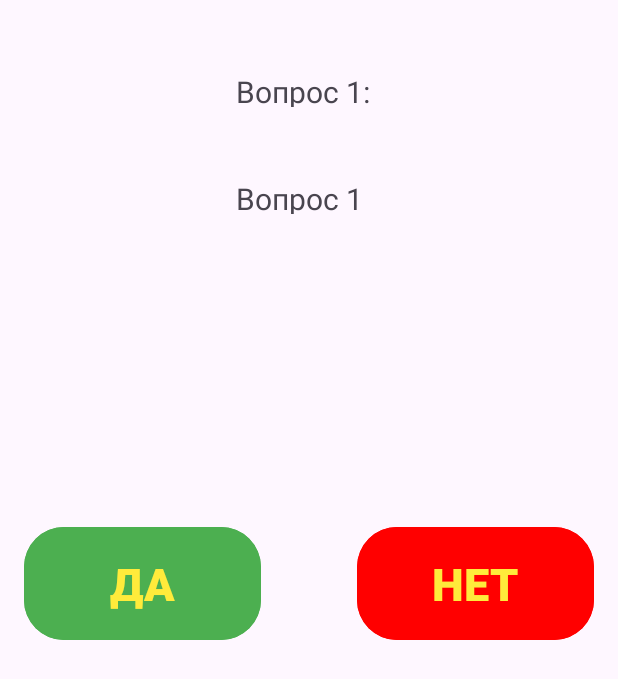
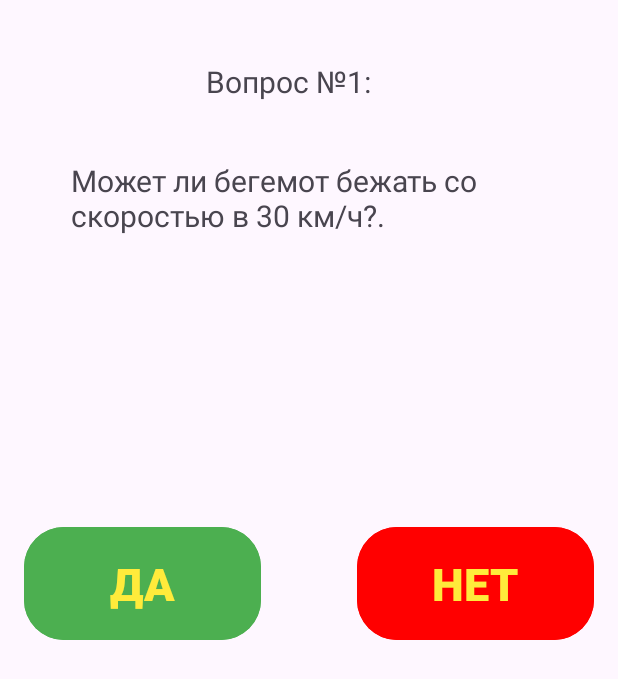
Before and after one commit to Trebulkins/Lab4_Mobile, an Android app: the screen it shows after launch (MainActivity), on a phone screen of 412 x 824 dp. Shown: the top 679 px of the screen. Run offline under Robolectric (Android 15) with nearby library versions, the phone set to English and light mode, and no system bars.

Commit message:
it works!

```diff
--- a/app/src/main/java/com/example/lab4_mobile/MainActivity.kt
+++ b/app/src/main/java/com/example/lab4_mobile/MainActivity.kt
@@ -22,38 +22,84 @@ class MainActivity : AppCompatActivity() {
             v.setPadding(systemBars.left, systemBars.top, systemBars.right, systemBars.bottom)
             insets
         }
-        val questions = listOf("Вопрос 1", "Вопрос 2", "ВОПРОС 3!")
+        val questions = listOf(
+            "Может ли бегемот бежать со скоростью в 30 км/ч?.",
+            "Вопрос 2",
+            "ВОПРОС 3!"
+        )
+        val answers = listOf(
+            true,
+            false,
+            false
+        )
+
         val yesb = findViewById<Button>(R.id.YESbutton)
         val nob = findViewById<Button>(R.id.NObutton)
         val nextb = findViewById<Button>(R.id.NEXTbutton)
         val que = findViewById<TextView>(R.id.Question)
+        val queN = findViewById<TextView>(R.id.TextNum)
+        val restart = findViewById<TextView>(R.id.RESTARTbutton)
+        val resultscr = findViewById<TextView>(R.id.ResultScreen)
 
         var i = 0
+        var score = 0
+
 
         nextb.visibility = View.INVISIBLE
+        restart.visibility = View.INVISIBLE
+        resultscr.visibility = View.INVISIBLE
         que.text = questions[i]
+        queN.text = "Вопрос №${i + 1}:"
         yesb.setOnClickListener {
-            Toast.makeText(this, "АГА!", Toast.LENGTH_SHORT).show()
+            if (answers[i]){
+                score++
+            }
             nextb.visibility = View.VISIBLE
             yesb.visibility = View.INVISIBLE
             nob.visibility = View.INVISIBLE
         }
 
         nob.setOnClickListener {
-            Toast.makeText(this, "НЕА!", Toast.LENGTH_SHORT).show()
+            if (!answers[i]){
+                score++
+            }
             nextb.visibility = View.VISIBLE
             yesb.visibility = View.INVISIBLE
             nob.visibility = View.INVISIBLE
         }
 
         nextb.setOnClickListener {
-            Toast.makeText(this, "СЛЕДУЮЩИЙ ВОПРОС", Toast.LENGTH_SHORT).show()
-            nextb.visibility = View.INVISIBLE
+            i++
+            if (i < questions.size) {
+                nextb.visibility = View.INVISIBLE
+                yesb.visibility = View.VISIBLE
+                nob.visibility = View.VISIBLE
+                que.text = questions[i]
+                queN.text = "Вопрос №${i + 1}:"
+            }
+            else {
+                nextb.visibility = View.INVISIBLE
+                yesb.visibility = View.INVISIBLE
+                nob.visibility = View.INVISIBLE
+                que.visibility = View.INVISIBLE
+                queN.visibility = View.INVISIBLE
+                restart.visibility = View.VISIBLE
+                resultscr.text = "РЕЗУЛЬТАТ: ${score}/${questions.size}"
+                resultscr.visibility = View.VISIBLE
+            }
+        }
+
+        restart.setOnClickListener {
+            i = 0
+            score = 0
+            que.text = questions[i]
+            queN.text = "Вопрос №${i + 1}:"
             yesb.visibility = View.VISIBLE
             nob.visibility = View.VISIBLE
-            i++
-            que.text = questions[i]
+            que.visibility = View.VISIBLE
+            queN.visibility = View.VISIBLE
+            restart.visibility = View.INVISIBLE
+            resultscr.visibility = View.INVISIBLE
         }
-
     }
 }
--- a/app/src/main/res/layout/activity_main.xml
+++ b/app/src/main/res/layout/activity_main.xml
@@ -8,9 +8,10 @@
     tools:context=".MainActivity">
 
     <TextView
-        android:layout_width="97dp"
-        android:layout_height="24dp"
-        android:text="Вопрос 1:"
+        android:id="@+id/TextNum"
+        android:layout_width="137dp"
+        android:layout_height="26dp"
+        android:text="-"
         android:textSize="20sp"
         app:layout_constraintBottom_toTopOf="@+id/Question"
         app:layout_constraintEnd_toEndOf="parent"
@@ -19,15 +20,28 @@
 
     <TextView
         android:id="@+id/Question"
-        android:layout_width="97dp"
-        android:layout_height="24dp"
-        android:text="(Вопрос)"
+        android:layout_width="318dp"
+        android:layout_height="101dp"
+        android:text="-"
         android:textSize="20sp"
         app:layout_constraintBottom_toBottomOf="parent"
         app:layout_constraintEnd_toEndOf="parent"
         app:layout_constraintStart_toStartOf="parent"
         app:layout_constraintTop_toTopOf="parent"
         app:layout_constraintVertical_bias="0.148" />
+
+    <TextView
+        android:id="@+id/ResultScreen"
+        android:layout_width="315dp"
+        android:layout_height="80dp"
+        android:text="-"
+        android:textSize="40sp"
+        app:layout_constraintBottom_toBottomOf="parent"
+        app:layout_constraintEnd_toEndOf="parent"
+        app:layout_constraintHorizontal_bias="0.489"
+        app:layout_constraintStart_toStartOf="parent"
+        app:layout_constraintTop_toTopOf="parent"
+        app:layout_constraintVertical_bias="0.282" />
 
     <Button
         android:id="@+id/YESbutton"
@@ -83,4 +97,19 @@
         app:layout_constraintTop_toTopOf="parent"
         app:layout_constraintVertical_bias="0.468" />
 
+    <Button
+        android:id="@+id/RESTARTbutton"
+        android:layout_width="378dp"
+        android:layout_height="84dp"
+        android:backgroundTint="#9C27B0"
+        android:text="ЗАНОВО"
+        android:textSize="34sp"
+        android:textStyle="bold"
+        app:layout_constraintBottom_toBottomOf="parent"
+        app:layout_constraintEnd_toEndOf="parent"
+        app:layout_constraintHorizontal_bias="0.484"
+        app:layout_constraintStart_toStartOf="parent"
+        app:layout_constraintTop_toTopOf="parent"
+        app:layout_constraintVertical_bias="0.468" />
+
 </androidx.constraintlayout.widget.ConstraintLayout>
```
